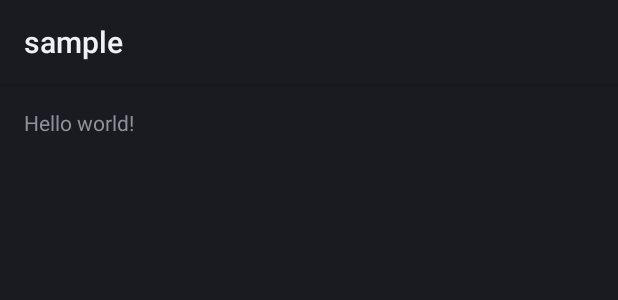
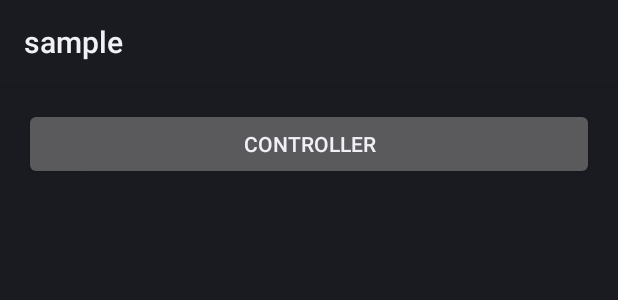
Before and after one commit to hellokent/Nuts, an Android app: the layout activity_main.xml on its own in the app's theme, with its tools: preview values and no code run, on a phone screen of 412 x 824 dp. Shown: the top 300 px of the screen. Run offline under Robolectric (Android 15) with nearby library versions, the phone set to English and light mode, and no system bars.

Commit message:
添加Controller测试Activity

```diff
--- a/lib/src/main/java/com/nuts/lib/Globals.java
+++ b/lib/src/main/java/com/nuts/lib/Globals.java
@@ -13,7 +13,7 @@ import com.rits.cloning.Cloner;
 public interface Globals {
     Handler UI_HANDLER = new Handler(Looper.getMainLooper());
 
-    Gson GSON = BaseApplication.getGlobalContext().getGson();
+    Gson GSON = new Gson();
 
     Cloner CLONER = new Cloner();
 
--- a/sample/src/main/res/layout/activity_main.xml
+++ b/sample/src/main/res/layout/activity_main.xml
@@ -1,16 +1,18 @@
-<RelativeLayout xmlns:android="http://schemas.android.com/apk/res/android"
+<ScrollView xmlns:android="http://schemas.android.com/apk/res/android"
                 xmlns:tools="http://schemas.android.com/tools"
                 android:layout_width="match_parent"
                 android:layout_height="match_parent"
-                android:paddingLeft="@dimen/activity_horizontal_margin"
-                android:paddingRight="@dimen/activity_horizontal_margin"
-                android:paddingTop="@dimen/activity_vertical_margin"
-                android:paddingBottom="@dimen/activity_vertical_margin"
                 tools:context=".MainActivity">
 
-    <TextView
-            android:text="@string/hello_world"
-            android:layout_width="wrap_content"
-            android:layout_height="wrap_content"/>
+    <LinearLayout android:layout_width="match_parent"
+                  android:layout_height="match_parent"
+                  android:layout_margin="16dp">
 
-</RelativeLayout>
+        <Button android:id="@+id/controller"
+                android:layout_width="match_parent"
+                android:layout_height="wrap_content"
+                android:text="Controller"/>
+
+    </LinearLayout>
+
+</ScrollView>
--- a/sample/src/main/res/values/strings.xml
+++ b/sample/src/main/res/values/strings.xml
@@ -3,4 +3,6 @@
 
     <string name="hello_world">Hello world!</string>
     <string name="action_settings">Settings</string>
+    <string name="title_activity_test_controller">Controller</string>
+    <string name="dialog_loading">加载中…</string>
 </resources>
```
Also changed, not shown: sample/src/main/AndroidManifest.xml (+13 -3 lines), sample/src/main/java/com/nuts/sample/config/Const.java (+12 -1 lines), sample/src/main/java/com/nuts/sample/config/Jumper.java (added, +12 -0 lines), sample/src/main/java/com/nuts/sample/controller/TestController.java (added, +8 -0 lines), sample/src/main/java/com/nuts/sample/controller/impl/TestControllerImpl.java (added, +22 -0 lines), sample/src/main/java/com/nuts/sample/ui/BaseActivity.java (added, +26 -0 lines), sample/src/main/java/com/nuts/sample/ui/MainActivity.java (+8 -3 lines), sample/src/main/java/com/nuts/sample/ui/controller/TestControllerActivity.java (added, +30 -0 lines), sample/src/main/java/com/nuts/sample/utils/Dialogs.java (added, +34 -0 lines), sample/src/main/res/layout/activity_test_controller.xml (added, +16 -0 lines), 3 other files.
